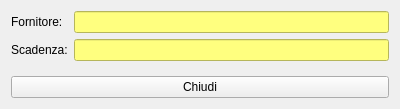
Before: the Qt Designer form hwarehousedetails.ui in fblabs/hamlet-mod-sancon, drawn with Qt 5.
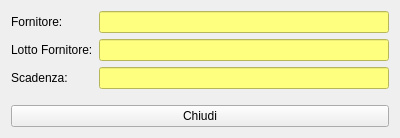
After: the same form once the commit is applied. Icons and pictures are not drawn.

Patch:
```diff
--- a/hwarehousedetails.ui
+++ b/hwarehousedetails.ui
@@ -10,7 +10,7 @@
     <x>0</x>
     <y>0</y>
     <width>400</width>
-    <height>109</height>
+    <height>138</height>
    </rect>
   </property>
   <property name="windowTitle">
@@ -36,14 +36,14 @@
        </property>
       </widget>
      </item>
-     <item row="1" column="0">
+     <item row="2" column="0">
       <widget class="QLabel" name="label_2">
        <property name="text">
         <string>Scadenza:</string>
        </property>
       </widget>
      </item>
-     <item row="1" column="1">
+     <item row="2" column="1">
       <widget class="QLineEdit" name="leScadenza">
        <property name="styleSheet">
         <string notr="true">background-color: rgb(255, 255, 127);</string>
@@ -53,6 +53,23 @@
        </property>
       </widget>
      </item>
+     <item row="1" column="0">
+      <widget class="QLabel" name="label_3">
+       <property name="text">
+        <string>Lotto Fornitore:</string>
+       </property>
+      </widget>
+     </item>
+     <item row="1" column="1">
+      <widget class="QLineEdit" name="leLotFornitore">
+       <property name="styleSheet">
+        <string notr="true">background-color: rgb(255, 255, 127);</string>
+       </property>
+       <property name="readOnly">
+        <bool>true</bool>
+       </property>
+      </widget>
+     </item>
     </layout>
    </item>
    <item>
@@ -60,6 +77,16 @@
      <property name="text">
       <string>Chiudi</string>
      </property>
+     <property name="icon">
+      <iconset resource="icons.qrc">
+       <normaloff>:/Resources/Actions-window-close-icon.png</normaloff>:/Resources/Actions-window-close-icon.png</iconset>
+     </property>
+     <property name="iconSize">
+      <size>
+       <width>32</width>
+       <height>32</height>
+      </size>
+     </property>
     </widget>
    </item>
   </layout>
```
Left out of the diff: 4 changed lines with no effect on the pictures.
